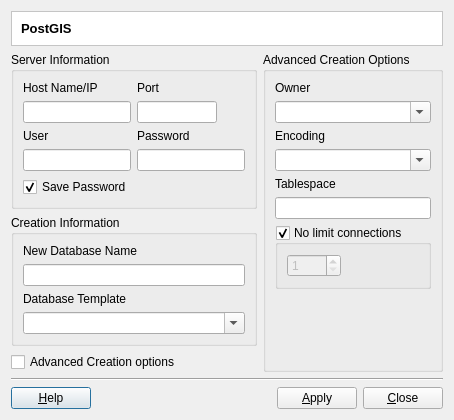
Above: src/terralib/qt/plugins/datasource/pgis/ui/PostGISCreatorDialogForm.ui from claudiobogossian/terralib5 before the change. Below: the same form after it.
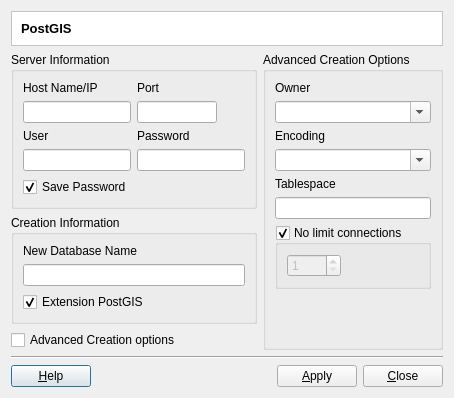
That is the form after the change. Custom widgets are drawn as their Qt base class.

Commit message: Terralib4 converter

The edit to the form file:
```diff
--- a/src/terralib/qt/plugins/datasource/pgis/ui/PostGISCreatorDialogForm.ui
+++ b/src/terralib/qt/plugins/datasource/pgis/ui/PostGISCreatorDialogForm.ui
@@ -6,8 +6,8 @@
    <rect>
     <x>0</x>
     <y>0</y>
-    <width>456</width>
-    <height>535</height>
+    <width>445</width>
+    <height>388</height>
    </rect>
   </property>
   <property name="windowTitle">
@@ -235,21 +235,11 @@
             <item row="1" column="0">
              <layout class="QVBoxLayout" name="verticalLayout_8">
               <item>
-               <widget class="QLabel" name="m_charsetLabel">
+               <widget class="QCheckBox" name="m_postgisCheckBox">
                 <property name="text">
-                 <string>Database Template</string>
+                 <string>Extension PostGIS</string>
                 </property>
-               </widget>
-              </item>
-              <item>
-               <widget class="QComboBox" name="m_templateComboBox">
-                <property name="maximumSize">
-                 <size>
-                  <width>230</width>
-                  <height>16777215</height>
-                 </size>
-                </property>
-                <property name="editable">
+                <property name="checked">
                  <bool>true</bool>
                 </property>
                </widget>
```
Left out of the diff: 1 changed line with no effect on the pictures. The commit also changes 2 other files.
